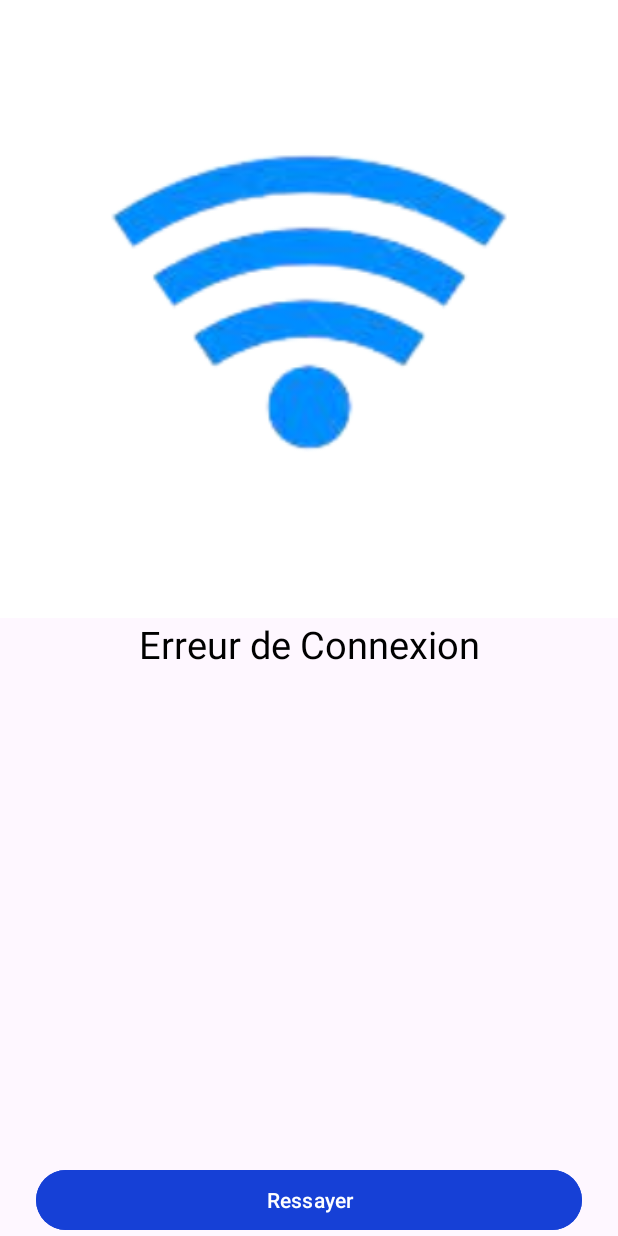
After one commit to ahmedstambouli/plateforme-de-commande-et-de-livraison-de-repas-rapide, an Android app: the noInternet screen opened directly, with no data from a screen before it, on a phone screen of 412 x 824 dp. The commit adds this screen. Run offline under Robolectric (Android 15) with nearby library versions, the light colour scheme and no system bars.

Commit message:
internet config

```diff
--- a/Android/app/src/main/AndroidManifest.xml
+++ b/Android/app/src/main/AndroidManifest.xml
@@ -3,6 +3,7 @@
     xmlns:tools="http://schemas.android.com/tools">
 
     <uses-permission android:name="android.permission.INTERNET" />
+    <uses-permission android:name="android.permission.ACCESS_NETWORK_STATE" />
 
     <application
         android:allowBackup="true"
@@ -14,6 +15,9 @@
         android:theme="@style/Theme.MyApplication"
         android:usesCleartextTraffic="true"
         tools:targetApi="31">
+        <activity
+            android:name=".activities.noInternet"
+            android:exported="false" />
         <activity
             android:name=".activities.Accueil"
             android:exported="false" />
@@ -30,7 +34,7 @@
             android:exported="false" />
         <activity
             android:name=".activities.MainActivity"
-            android:exported="true"></activity>
+            android:exported="true" />
         <activity
             android:name=".activities.SplashActivity"
             android:exported="true">
--- a/Android/app/src/main/java/com/example/myapplication/activities/Accueil.java
+++ b/Android/app/src/main/java/com/example/myapplication/activities/Accueil.java
@@ -14,7 +14,11 @@ public class Accueil extends AppCompatActivity {
   Button btn;
     @Override
     protected void onCreate(Bundle savedInstanceState) {
+        if (!ConnectivityUtils.isConnectedToInternet(this)) {
+            Intent intent = new Intent(this, noInternet.class);
+            startActivity(intent);
 
+        }
 
         super.onCreate(savedInstanceState);
         setContentView(R.layout.activity_accueil);
--- a/Android/app/src/main/java/com/example/myapplication/activities/MainActivity.java
+++ b/Android/app/src/main/java/com/example/myapplication/activities/MainActivity.java
@@ -39,10 +39,16 @@ public class MainActivity extends AppCompatActivity {
     protected void onCreate(Bundle savedInstanceState) {
         super.onCreate(savedInstanceState);
         setContentView(R.layout.activity_main);
+        if (!ConnectivityUtils.isConnectedToInternet(this)) {
+            Intent intent = new Intent(this, noInternet.class);
+            startActivity(intent);
+
+        }
         Button btn = findViewById(R.id.com);
         password=findViewById(R.id.login_pwd);
         email=findViewById(R.id.login);
         signin=findViewById(R.id.signinbtn);
+
         btn.setOnClickListener(new View.OnClickListener() {
             @Override
             public void onClick(View view) {
--- a/Android/app/src/main/java/com/example/myapplication/activities/Sign_up.java
+++ b/Android/app/src/main/java/com/example/myapplication/activities/Sign_up.java
@@ -36,7 +36,10 @@ public class Sign_up extends AppCompatActivity {
     protected void onCreate(Bundle savedInstanceState) {
         super.onCreate(savedInstanceState);
         setContentView(R.layout.activity_sign_up);
-
+        if (!ConnectivityUtils.isConnectedToInternet(this)) {
+            Intent intent = new Intent(this, noInternet.class);
+            startActivity(intent);
+        }
 
 
         Button btn = findViewById(R.id.signup);
--- a/Android/app/src/main/java/com/example/myapplication/activities/home.java
+++ b/Android/app/src/main/java/com/example/myapplication/activities/home.java
@@ -2,6 +2,7 @@ package com.example.myapplication.activities;
 
 import androidx.appcompat.app.AppCompatActivity;
 
+import android.content.Intent;
 import android.os.Bundle;
 
 import com.example.myapplication.R;
@@ -12,5 +13,10 @@ public class home extends AppCompatActivity {
     protected void onCreate(Bundle savedInstanceState) {
         super.onCreate(savedInstanceState);
         setContentView(R.layout.activity_home);
+        if (!ConnectivityUtils.isConnectedToInternet(this)) {
+            Intent intent = new Intent(this, noInternet.class);
+            startActivity(intent);
+
+        }
     }
 }
--- a/Android/app/src/main/java/com/example/myapplication/activities/livreurhome.java
+++ b/Android/app/src/main/java/com/example/myapplication/activities/livreurhome.java
@@ -2,6 +2,7 @@ package com.example.myapplication.activities;
 
 import androidx.appcompat.app.AppCompatActivity;
 
+import android.content.Intent;
 import android.os.Bundle;
 
 import com.example.myapplication.R;
@@ -12,5 +13,9 @@ public class livreurhome extends AppCompatActivity {
     protected void onCreate(Bundle savedInstanceState) {
         super.onCreate(savedInstanceState);
         setContentView(R.layout.livreurhome);
+        if (!ConnectivityUtils.isConnectedToInternet(this)) {
+            Intent intent = new Intent(this, noInternet.class);
+            startActivity(intent);
+        }
     }
 }
--- /dev/null
+++ b/Android/app/src/main/java/com/example/myapplication/activities/noInternet.java
@@ -0,0 +1,42 @@
+package com.example.myapplication.activities;
+
+import androidx.appcompat.app.AppCompatActivity;
+
+import android.content.Intent;
+import android.os.Bundle;
+import android.view.View;
+import android.widget.Button;
+import android.widget.Toast;
+
+import com.example.myapplication.R;
+public class noInternet extends AppCompatActivity {
+    Button relaod;
+
+    @Override
+    protected void onCreate(Bundle savedInstanceState) {
+        super.onCreate(savedInstanceState);
+        setContentView(R.layout.activity_no_internet);
+        relaod = findViewById(R.id.rel);
+        relaod.setOnClickListener(new View.OnClickListener() {
+            @Override
+            public void onClick(View view) {
+
+                ConnectivityUtils connectivityUtils = new ConnectivityUtils();
+                if (connectivityUtils.isConnectedToInternet(noInternet.this)) {
+
+                    Toast.makeText(noInternet.this, "Connecté", Toast.LENGTH_SHORT).show();
+                    onBackPressed();
+
+
+                } else {
+                    Toast.makeText(noInternet.this, "verifier vos connexion", Toast.LENGTH_SHORT).show();
+
+                    Intent intent = getIntent();
+                    finish();
+                    startActivity(intent);
+                }
+            }
+        });
+    }
+
+}
--- a/Android/app/src/main/java/com/example/myapplication/interfaces/Api.java
+++ b/Android/app/src/main/java/com/example/myapplication/interfaces/Api.java
@@ -5,7 +5,7 @@ import retrofit2.converter.gson.GsonConverterFactory;
 
 public class Api {
     private static Retrofit retrofit;
-    private static final String BASE_URL = "http://192.168.230.184:8085/public/";
+    private static final String BASE_URL = "http://192.168.1.17:8085/public/";
 
     public static Retrofit getRetrofitInstance() {
         if (retrofit == null) {
--- /dev/null
+++ b/Android/app/src/main/res/layout/activity_no_internet.xml
@@ -0,0 +1,46 @@
+<?xml version="1.0" encoding="utf-8"?>
+<androidx.constraintlayout.widget.ConstraintLayout
+    xmlns:android="http://schemas.android.com/apk/res/android"
+    xmlns:app="http://schemas.android.com/apk/res-auto"
+    xmlns:tools="http://schemas.android.com/tools"
+    android:layout_width="match_parent"
+    android:layout_height="match_parent"
+    tools:context=".activities.noInternet">
+
+    <ImageView
+        android:id="@+id/imageView"
+        android:layout_width="0dp"
+        android:layout_height="0dp"
+        app:layout_constraintDimensionRatio="H,1:1"
+        app:layout_constraintEnd_toEndOf="parent"
+        app:layout_constraintStart_toStartOf="parent"
+        app:layout_constraintTop_toTopOf="parent"
+        app:layout_constraintBottom_toTopOf="@+id/textView11"
+        app:srcCompat="@drawable/internet_photoroom" />
+
+    <TextView
+        android:id="@+id/textView11"
+        android:layout_width="wrap_content"
+        android:layout_height="wrap_content"
+        android:layout_marginStart="16dp"
+        android:layout_marginEnd="16dp"
+        android:text="Erreur de Connexion"
+        android:textColor="#000000"
+        android:textSize="25sp"
+        app:layout_constraintEnd_toEndOf="parent"
+        app:layout_constraintStart_toStartOf="parent"
+        app:layout_constraintTop_toBottomOf="@+id/imageView"
+        tools:textStyle="bold" />
+
+    <Button
+        android:id="@+id/rel"
+        android:layout_width="0dp"
+        android:layout_height="wrap_content"
+        android:layout_marginStart="24dp"
+        android:layout_marginEnd="24dp"
+        android:backgroundTint="#1640D6"
+        android:text="Ressayer"
+        app:layout_constraintBottom_toBottomOf="parent"
+        app:layout_constraintEnd_toEndOf="parent"
+        app:layout_constraintStart_toStartOf="parent" />
+</androidx.constraintlayout.widget.ConstraintLayout>
```
Also changed, not shown: Android/app/src/main/java/com/example/myapplication/activities/ConnectivityUtils.java (added, +26 -0 lines), Android/app/src/main/res/drawable/orange_light_banner.xml (added, +9 -0 lines), Android/app/src/main/res/layout/activity_home.xml (+106 -0 lines), Android/app/src/main/res/drawable/internet_photoroom.png (added).
